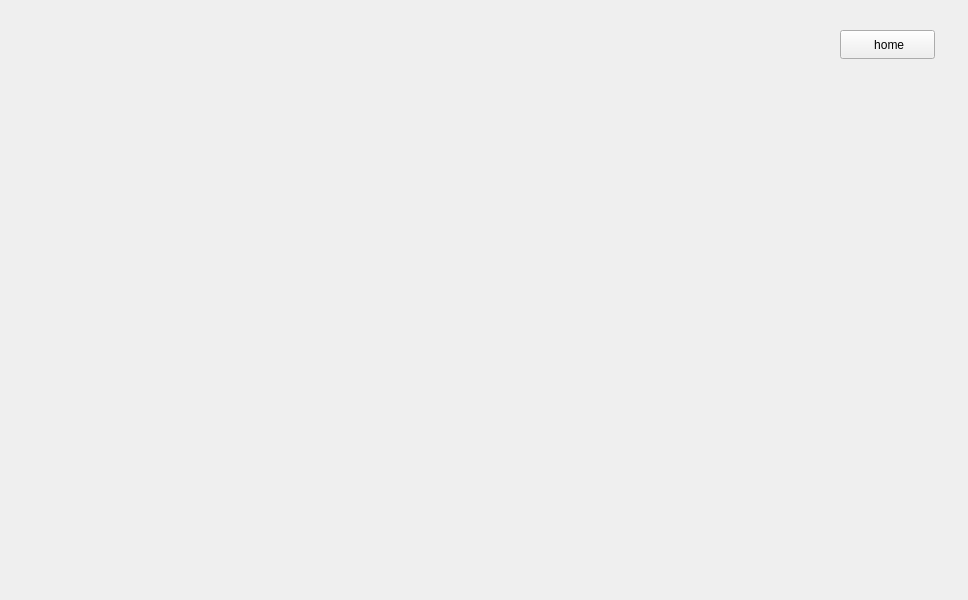
Before: the Qt Designer form userClient/Detect/strawberrywidget.ui in nawhis2/SmartFarm, drawn with Qt 5.
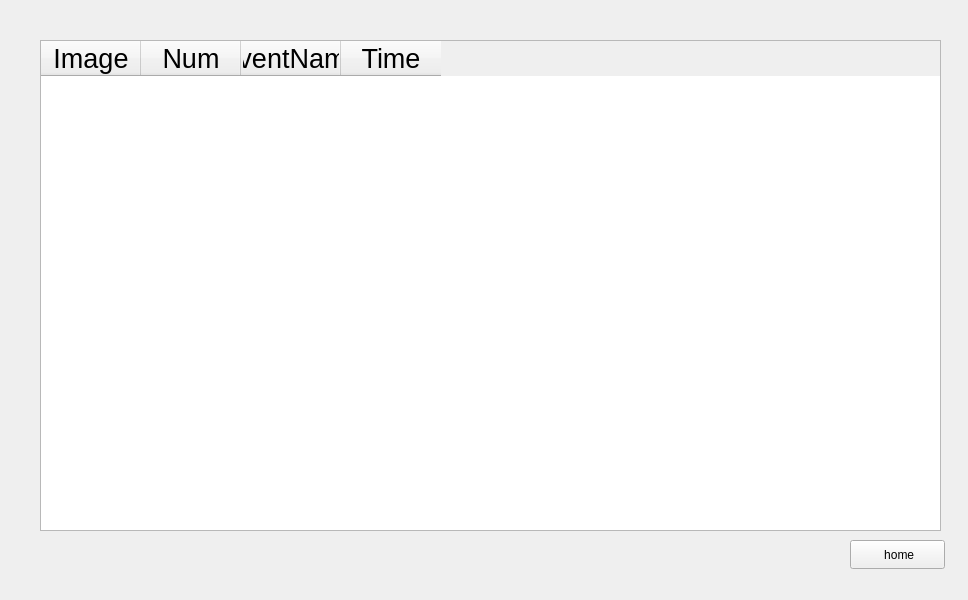
After: the same form once the commit is applied.

```diff
--- a/userClient/Detect/strawberrywidget.ui
+++ b/userClient/Detect/strawberrywidget.ui
@@ -16,8 +16,8 @@
   <widget class="QPushButton" name="btnBackFromGrowth">
    <property name="geometry">
     <rect>
-     <x>840</x>
-     <y>30</y>
+     <x>850</x>
+     <y>540</y>
      <width>95</width>
      <height>29</height>
     </rect>
@@ -26,6 +26,47 @@
     <string> home</string>
    </property>
   </widget>
+  <widget class="QTableWidget" name="strawEventTable">
+   <property name="geometry">
+    <rect>
+     <x>40</x>
+     <y>40</y>
+     <width>901</width>
+     <height>491</height>
+    </rect>
+   </property>
+   <property name="font">
+    <font>
+     <pointsize>20</pointsize>
+    </font>
+   </property>
+   <property name="editTriggers">
+    <set>QAbstractItemView::EditTrigger::NoEditTriggers</set>
+   </property>
+   <attribute name="verticalHeaderVisible">
+    <bool>false</bool>
+   </attribute>
+   <column>
+    <property name="text">
+     <string>Image</string>
+    </property>
+   </column>
+   <column>
+    <property name="text">
+     <string>Num</string>
+    </property>
+   </column>
+   <column>
+    <property name="text">
+     <string>EventName</string>
+    </property>
+   </column>
+   <column>
+    <property name="text">
+     <string>Time</string>
+    </property>
+   </column>
+  </widget>
  </widget>
  <resources/>
  <connections/>
```
